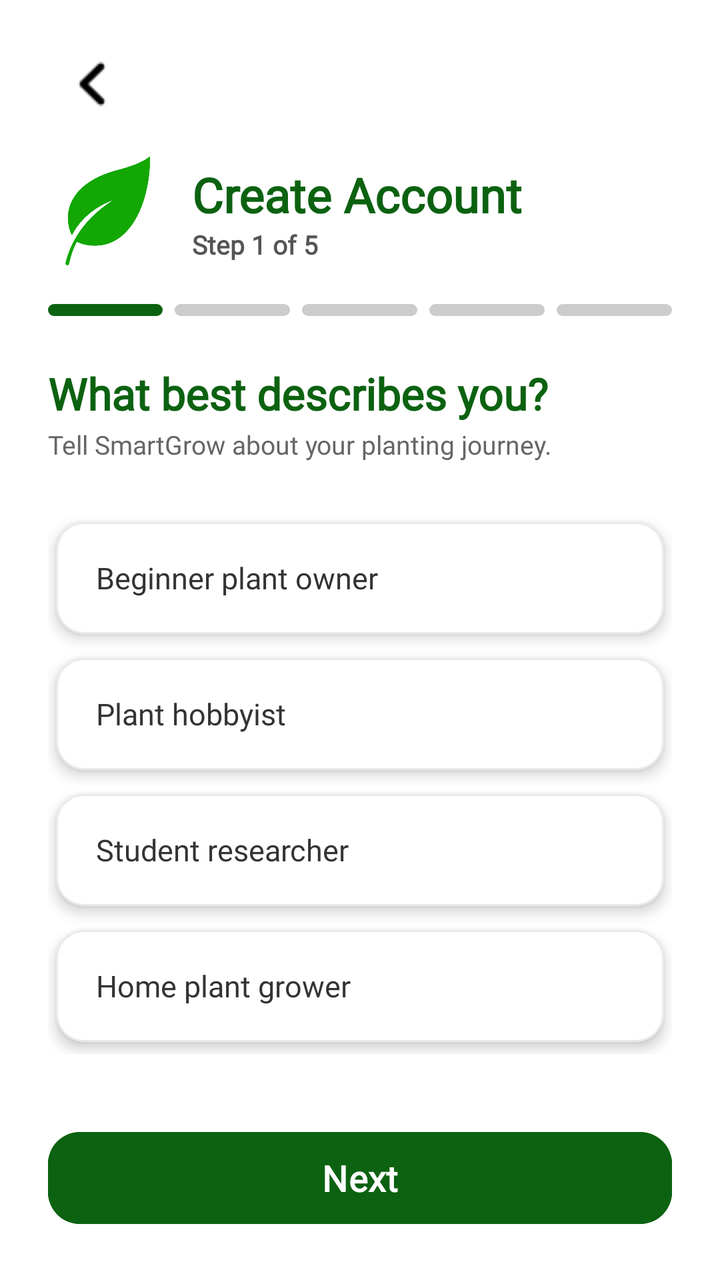
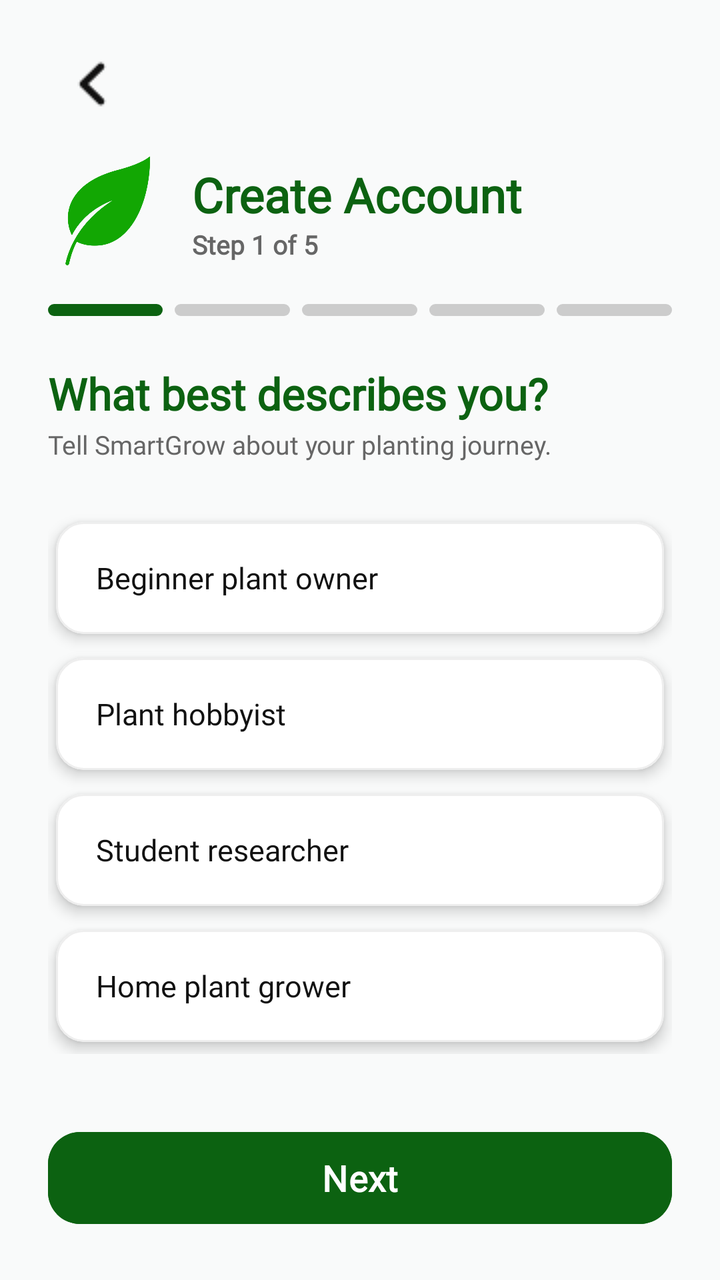

Compare the two renders of this Android layout. The source of the first and the diff that turns it into the second are given below.
<!-- AndroidManifest.xml: application theme Theme.SmartGrow -->
<!-- res/layout/activity_register_step1.xml -->
<?xml version="1.0" encoding="utf-8"?>
<androidx.constraintlayout.widget.ConstraintLayout
    xmlns:android="http://schemas.android.com/apk/res/android"
    xmlns:app="http://schemas.android.com/apk/res-auto"
    android:layout_width="match_parent"
    android:layout_height="match_parent"
    android:background="#FFFFFF">

    
    <androidx.constraintlayout.widget.ConstraintLayout
        android:id="@+id/layout_header_fixed"
        android:layout_width="match_parent"
        android:layout_height="wrap_content"
        android:paddingHorizontal="24dp"
        android:paddingTop="20dp"
        android:paddingBottom="8dp"
        app:layout_constraintTop_toTopOf="parent">

        <ImageButton
            android:id="@+id/btn_register_back"
            android:layout_width="44dp"
            android:layout_height="44dp"
            android:background="?android:attr/selectableItemBackgroundBorderless"
            android:src="@drawable/back_button_login"
            android:contentDescription="Back"
            android:scaleType="centerInside"
            android:clickable="true"
            android:focusable="true"
            app:layout_constraintTop_toTopOf="parent"
            app:layout_constraintStart_toStartOf="parent" />

        <LinearLayout
            android:id="@+id/layout_register_header"
            android:layout_width="0dp"
            android:layout_height="wrap_content"
            android:orientation="horizontal"
            android:gravity="center_vertical"
            android:layout_marginTop="12dp"
            app:layout_constraintTop_toBottomOf="@id/btn_register_back"
            app:layout_constraintStart_toStartOf="parent"
            app:layout_constraintEnd_toEndOf="parent">

            <ImageView
                android:id="@+id/img_register_mini_logo"
                android:layout_width="60dp"
                android:layout_height="60dp"
                android:src="@drawable/smartgrow_logo"
                app:tint="#12A703"
                android:contentDescription="SmartGrow" />

            <LinearLayout
                android:layout_width="wrap_content"
                android:layout_height="wrap_content"
                android:orientation="vertical"
                android:layout_marginStart="12dp">

                <TextView
                    android:layout_width="wrap_content"
                    android:layout_height="wrap_content"
                    android:text="Create Account"
                    android:textSize="24sp"
                    android:textStyle="bold"
                    android:fontFamily="@font/poppins"
                    android:textColor="#0C6211" />

                <TextView
                    android:id="@+id/tv_step_counter"
                    android:layout_width="wrap_content"
                    android:layout_height="wrap_content"
                    android:text="Step 1 of 5"
                    android:textSize="13sp"
                    android:textStyle="bold"
                    android:fontFamily="@font/poppins"
                    android:textColor="#555555" />
            </LinearLayout>
        </LinearLayout>

        <LinearLayout
            android:id="@+id/layout_indicator_bars"
            android:layout_width="match_parent"
            android:layout_height="6dp"
            android:orientation="horizontal"
            android:layout_marginTop="16dp"
            android:weightSum="5"
            app:layout_constraintTop_toBottomOf="@id/layout_register_header">

            <View
                android:id="@+id/indicator_step1"
                android:layout_width="0dp"
                android:layout_height="match_parent"
                android:layout_weight="1"
                android:layout_marginEnd="6dp"
                android:background="@drawable/indicator_green" />

            <View
                android:id="@+id/indicator_step2"
                android:layout_width="0dp"
                android:layout_height="match_parent"
                android:layout_weight="1"
                android:layout_marginEnd="6dp"
                android:background="@drawable/indicator_gray" />

            <View
                android:id="@+id/indicator_step3"
                android:layout_width="0dp"
                android:layout_height="match_parent"
                android:layout_weight="1"
                android:layout_marginEnd="6dp"
                android:background="@drawable/indicator_gray" />

            <View
                android:id="@+id/indicator_step4"
                android:layout_width="0dp"
                android:layout_height="match_parent"
                android:layout_weight="1"
                android:layout_marginEnd="6dp"
                android:background="@drawable/indicator_gray" />

            <View
                android:id="@+id/indicator_step5"
                android:layout_width="0dp"
                android:layout_height="match_parent"
                android:layout_weight="1"
                android:background="@drawable/indicator_gray" />
        </LinearLayout>
    </androidx.constraintlayout.widget.ConstraintLayout>

    
    <androidx.core.widget.NestedScrollView
        android:id="@+id/scroll_view_content"
        android:layout_width="match_parent"
        android:layout_height="0dp"
        android:fillViewport="true"
        app:layout_constraintTop_toBottomOf="@id/layout_header_fixed"
        app:layout_constraintBottom_toTopOf="@id/btn_register_next">

        <LinearLayout
            android:layout_width="match_parent"
            android:layout_height="wrap_content"
            android:orientation="vertical"
            android:paddingHorizontal="24dp"
            android:paddingTop="16dp"
            android:paddingBottom="16dp">

            <TextView
                android:id="@+id/tv_question_title"
                android:layout_width="match_parent"
                android:layout_height="wrap_content"
                android:text="What best describes you?"
                android:textSize="22sp"
                android:textStyle="bold"
                android:textColor="#0C6211"
                android:fontFamily="@font/poppins" />

            <TextView
                android:id="@+id/tv_question_subtitle"
                android:layout_width="match_parent"
                android:layout_height="wrap_content"
                android:text="Tell SmartGrow about your planting journey."
                android:textSize="13sp"
                android:textColor="#666666"
                android:fontFamily="@font/poppins"
                android:layout_marginTop="2dp" />

            <LinearLayout
                android:id="@+id/layout_choices_container"
                android:layout_width="match_parent"
                android:layout_height="wrap_content"
                android:orientation="vertical"
                android:layout_marginTop="24dp">

                <com.google.android.material.card.MaterialCardView
                    android:id="@+id/card_choice1"
                    android:layout_width="match_parent"
                    android:layout_height="56dp"
                    android:layout_marginHorizontal="4dp"
                    android:layout_marginVertical="6dp"
                    app:cardElevation="4dp"
                    app:cardCornerRadius="14dp"
                    app:cardBackgroundColor="#FFFFFF"
                    app:strokeWidth="1dp"
                    app:strokeColor="#EAEAEA"
                    android:clickable="true"
                    android:focusable="true">
                    <TextView
                        android:id="@+id/tv_choice1_text"
                        android:layout_width="match_parent"
                        android:layout_height="match_parent"
                        android:gravity="center_vertical"
                        android:paddingHorizontal="20dp"
                        android:text="Beginner plant owner"
                        android:textSize="15sp"
                        android:textColor="#333333"
                        android:fontFamily="@font/poppins" />
                </com.google.android.material.card.MaterialCardView>

                <com.google.android.material.card.MaterialCardView
                    android:id="@+id/card_choice2"
                    android:layout_width="match_parent"
                    android:layout_height="56dp"
                    android:layout_marginHorizontal="4dp"
                    android:layout_marginVertical="6dp"
                    app:cardElevation="4dp"
                    app:cardCornerRadius="14dp"
                    app:cardBackgroundColor="#FFFFFF"
                    app:strokeWidth="1dp"
                    app:strokeColor="#EAEAEA"
                    android:clickable="true"
                    android:focusable="true">
                    <TextView
                        android:id="@+id/tv_choice2_text"
                        android:layout_width="match_parent"
                        android:layout_height="match_parent"
                        android:gravity="center_vertical"
                        android:paddingHorizontal="20dp"
                        android:text="Plant hobbyist"
                        android:textSize="15sp"
                        android:textColor="#333333"
                        android:fontFamily="@font/poppins" />
                </com.google.android.material.card.MaterialCardView>

                <com.google.android.material.card.MaterialCardView
                    android:id="@+id/card_choice3"
                    android:layout_width="match_parent"
                    android:layout_height="56dp"
                    android:layout_marginHorizontal="4dp"
                    android:layout_marginVertical="6dp"
                    app:cardElevation="4dp"
                    app:cardCornerRadius="14dp"
                    app:cardBackgroundColor="#FFFFFF"
                    app:strokeWidth="1dp"
                    app:strokeColor="#EAEAEA"
                    android:clickable="true"
                    android:focusable="true">
                    <TextView
                        android:id="@+id/tv_choice3_text"
                        android:layout_width="match_parent"
                        android:layout_height="match_parent"
                        android:gravity="center_vertical"
                        android:paddingHorizontal="20dp"
                        android:text="Student researcher"
                        android:textSize="15sp"
                        android:textColor="#333333"
                        android:fontFamily="@font/poppins" />
                </com.google.android.material.card.MaterialCardView>

                <com.google.android.material.card.MaterialCardView
                    android:id="@+id/card_choice4"
                    android:layout_width="match_parent"
                    android:layout_height="56dp"
                    android:layout_marginHorizontal="4dp"
                    android:layout_marginVertical="6dp"
                    app:cardElevation="4dp"
                    app:cardCornerRadius="14dp"
                    app:cardBackgroundColor="#FFFFFF"
                    app:strokeWidth="1dp"
                    app:strokeColor="#EAEAEA"
                    android:clickable="true"
                    android:focusable="true">
                    <TextView
                        android:id="@+id/tv_choice4_text"
                        android:layout_width="match_parent"
                        android:layout_height="match_parent"
                        android:gravity="center_vertical"
                        android:paddingHorizontal="20dp"
                        android:text="Home plant grower"
                        android:textSize="15sp"
                        android:textColor="#333333"
                        android:fontFamily="@font/poppins" />
                </com.google.android.material.card.MaterialCardView>
            </LinearLayout>
        </LinearLayout>
    </androidx.core.widget.NestedScrollView>

    
    <com.google.android.material.button.MaterialButton
        android:id="@+id/btn_register_next"
        android:layout_width="match_parent"
        android:layout_height="54dp"
        android:layout_marginHorizontal="24dp"
        android:layout_marginBottom="24dp"
        android:text="Next"
        android:textSize="18sp"
        android:fontFamily="@font/poppins"
        android:textStyle="bold"
        android:textColor="@color/white"
        android:textAllCaps="false"
        android:backgroundTint="#0C6211"
        app:cornerRadius="16dp"
        android:elevation="4dp"
        android:clickable="true"
        android:focusable="true"
        app:layout_constraintBottom_toBottomOf="parent"
        app:layout_constraintStart_toStartOf="parent"
        app:layout_constraintEnd_toEndOf="parent" />

</androidx.constraintlayout.widget.ConstraintLayout>
<!-- resources referenced by this layout -->
<resources>
  <color name="white">#FFFFFFFF</color>
  <!-- drawable back_button_login: png bitmap (drawable, 311 bytes) -->
  <!-- drawable indicator_gray (drawable) -->
  <?xml version="1.0" encoding="utf-8"?>
  <shape xmlns:android="http://schemas.android.com/apk/res/android"
      android:shape="rectangle">
      <solid android:color="#CCCCCC" />
      <corners android:radius="4dp" />
  </shape>
  <!-- drawable indicator_green (drawable) -->
  <?xml version="1.0" encoding="utf-8"?>
  <shape xmlns:android="http://schemas.android.com/apk/res/android"
      android:shape="rectangle">
      <solid android:color="#0C6211" />
      <corners android:radius="4dp" />
  </shape>
  <!-- drawable smartgrow_logo: png bitmap (drawable, 73503 bytes) -->
  <style name="Theme.SmartGrow" parent="Base.Theme.SmartGrow" />
  <style name="Base.Theme.SmartGrow" parent="Theme.Material3.DayNight.NoActionBar">
          <item name="android:windowBackground">@android:color/white</item>
          <item name="android:windowDisablePreview">true</item>
  
          
          <item name="android:statusBarColor">#FFFFFF</item>
          <item name="android:windowLightStatusBar">true</item>
  
          
          <item name="android:navigationBarColor">#FFFFFF</item>
          <item name="android:windowLightNavigationBar" tools:targetApi="o">true</item>
  
          <item name="android:windowDrawsSystemBarBackgrounds">true</item>
          <item name="android:windowTranslucentStatus">false</item>
          <item name="android:windowTranslucentNavigation">false</item>
      </style>
</resources>

<!-- the commit's change to res/layout/activity_register_step1.xml (unified diff, before → after) -->
@@ -4,7 +4,7 @@
     xmlns:app="http://schemas.android.com/apk/res-auto"
     android:layout_width="match_parent"
     android:layout_height="match_parent"
-    android:background="#FFFFFF">
+    android:background="@color/background">
 
     
     <androidx.constraintlayout.widget.ConstraintLayout
@@ -27,7 +27,8 @@
             android:clickable="true"
             android:focusable="true"
             app:layout_constraintTop_toTopOf="parent"
-            app:layout_constraintStart_toStartOf="parent" />
+            app:layout_constraintStart_toStartOf="parent"
+            app:tint="@color/text_primary" />
 
         <LinearLayout
             android:id="@+id/layout_register_header"
@@ -61,7 +62,7 @@
                     android:textSize="24sp"
                     android:textStyle="bold"
                     android:fontFamily="@font/poppins"
-                    android:textColor="#0C6211" />
+                    android:textColor="@color/primary_green" />
 
                 <TextView
                     android:id="@+id/tv_step_counter"
@@ -71,7 +72,7 @@
                     android:textSize="13sp"
                     android:textStyle="bold"
                     android:fontFamily="@font/poppins"
-                    android:textColor="#555555" />
+                    android:textColor="@color/text_secondary" />
             </LinearLayout>
         </LinearLayout>
 
@@ -149,7 +150,7 @@
                 android:text="What best describes you?"
                 android:textSize="22sp"
                 android:textStyle="bold"
-                android:textColor="#0C6211"
+                android:textColor="@color/primary_green"
                 android:fontFamily="@font/poppins" />
 
             <TextView
@@ -158,7 +159,7 @@
                 android:layout_height="wrap_content"
                 android:text="Tell SmartGrow about your planting journey."
                 android:textSize="13sp"
-                android:textColor="#666666"
+                android:textColor="@color/text_secondary"
                 android:fontFamily="@font/poppins"
                 android:layout_marginTop="2dp" />
 
@@ -177,9 +178,9 @@
                     android:layout_marginVertical="6dp"
                     app:cardElevation="4dp"
                     app:cardCornerRadius="14dp"
-                    app:cardBackgroundColor="#FFFFFF"
-                    app:strokeWidth="1dp"
-                    app:strokeColor="#EAEAEA"
+                    app:cardBackgroundColor="@color/card_background"
+                    app:strokeWidth="1dp"
+                    app:strokeColor="@color/divider"
                     android:clickable="true"
                     android:focusable="true">
                     <TextView
@@ -190,7 +191,7 @@
                         android:paddingHorizontal="20dp"
                         android:text="Beginner plant owner"
                         android:textSize="15sp"
-                        android:textColor="#333333"
+                        android:textColor="@color/text_primary"
                         android:fontFamily="@font/poppins" />
                 </com.google.android.material.card.MaterialCardView>
 
@@ -202,9 +203,9 @@
                     android:layout_marginVertical="6dp"
                     app:cardElevation="4dp"
                     app:cardCornerRadius="14dp"
-                    app:cardBackgroundColor="#FFFFFF"
-                    app:strokeWidth="1dp"
-                    app:strokeColor="#EAEAEA"
+                    app:cardBackgroundColor="@color/card_background"
+                    app:strokeWidth="1dp"
+                    app:strokeColor="@color/divider"
                     android:clickable="true"
                     android:focusable="true">
                     <TextView
@@ -215,7 +216,7 @@
                         android:paddingHorizontal="20dp"
                         android:text="Plant hobbyist"
                         android:textSize="15sp"
-                        android:textColor="#333333"
+                        android:textColor="@color/text_primary"
                         android:fontFamily="@font/poppins" />
                 </com.google.android.material.card.MaterialCardView>
 
@@ -227,9 +228,9 @@
                     android:layout_marginVertical="6dp"
                     app:cardElevation="4dp"
                     app:cardCornerRadius="14dp"
-                    app:cardBackgroundColor="#FFFFFF"
-                    app:strokeWidth="1dp"
-                    app:strokeColor="#EAEAEA"
+                    app:cardBackgroundColor="@color/card_background"
+                    app:strokeWidth="1dp"
+                    app:strokeColor="@color/divider"
                     android:clickable="true"
                     android:focusable="true">
                     <TextView
@@ -240,7 +241,7 @@
                         android:paddingHorizontal="20dp"
                         android:text="Student researcher"
                         android:textSize="15sp"
-                        android:textColor="#333333"
+                        android:textColor="@color/text_primary"
                         android:fontFamily="@font/poppins" />
                 </com.google.android.material.card.MaterialCardView>
 
@@ -252,9 +253,9 @@
                     android:layout_marginVertical="6dp"
                     app:cardElevation="4dp"
                     app:cardCornerRadius="14dp"
-                    app:cardBackgroundColor="#FFFFFF"
-                    app:strokeWidth="1dp"
-                    app:strokeColor="#EAEAEA"
+                    app:cardBackgroundColor="@color/card_background"
+                    app:strokeWidth="1dp"
+                    app:strokeColor="@color/divider"
                     android:clickable="true"
                     android:focusable="true">
                     <TextView
@@ -265,7 +266,7 @@
                         android:paddingHorizontal="20dp"
                         android:text="Home plant grower"
                         android:textSize="15sp"
-                        android:textColor="#333333"
+                        android:textColor="@color/text_primary"
                         android:fontFamily="@font/poppins" />
                 </com.google.android.material.card.MaterialCardView>
             </LinearLayout>
@@ -285,7 +286,7 @@
         android:textStyle="bold"
         android:textColor="@color/white"
         android:textAllCaps="false"
-        android:backgroundTint="#0C6211"
+        android:backgroundTint="@color/primary_green"
         app:cornerRadius="16dp"
         android:elevation="4dp"
         android:clickable="true"
<!-- resource entries referenced after the edit -->
@@ -1,5 +1,11 @@
 <!-- resources referenced by this layout -->
 <resources>
+  <color name="background">#F9FAFA</color>
+  <color name="card_background">#FFFFFF</color>
+  <color name="divider">#EEEEEE</color>
+  <color name="primary_green">#0C6211</color>
+  <color name="text_primary">#111111</color>
+  <color name="text_secondary">#666666</color>
   <color name="white">#FFFFFFFF</color>
   <!-- drawable back_button_login: png bitmap (drawable, 311 bytes) -->
   <!-- drawable indicator_gray (drawable) -->
@@ -19,15 +25,15 @@
   <!-- drawable smartgrow_logo: png bitmap (drawable, 73503 bytes) -->
   <style name="Theme.SmartGrow" parent="Base.Theme.SmartGrow" />
   <style name="Base.Theme.SmartGrow" parent="Theme.Material3.DayNight.NoActionBar">
-          <item name="android:windowBackground">@android:color/white</item>
+          <item name="android:windowBackground">@color/background</item>
           <item name="android:windowDisablePreview">true</item>
   
           
-          <item name="android:statusBarColor">#FFFFFF</item>
+          <item name="android:statusBarColor">@color/background</item>
           <item name="android:windowLightStatusBar">true</item>
   
           
-          <item name="android:navigationBarColor">#FFFFFF</item>
+          <item name="android:navigationBarColor">@color/background</item>
           <item name="android:windowLightNavigationBar" tools:targetApi="o">true</item>
   
           <item name="android:windowDrawsSystemBarBackgrounds">true</item>
